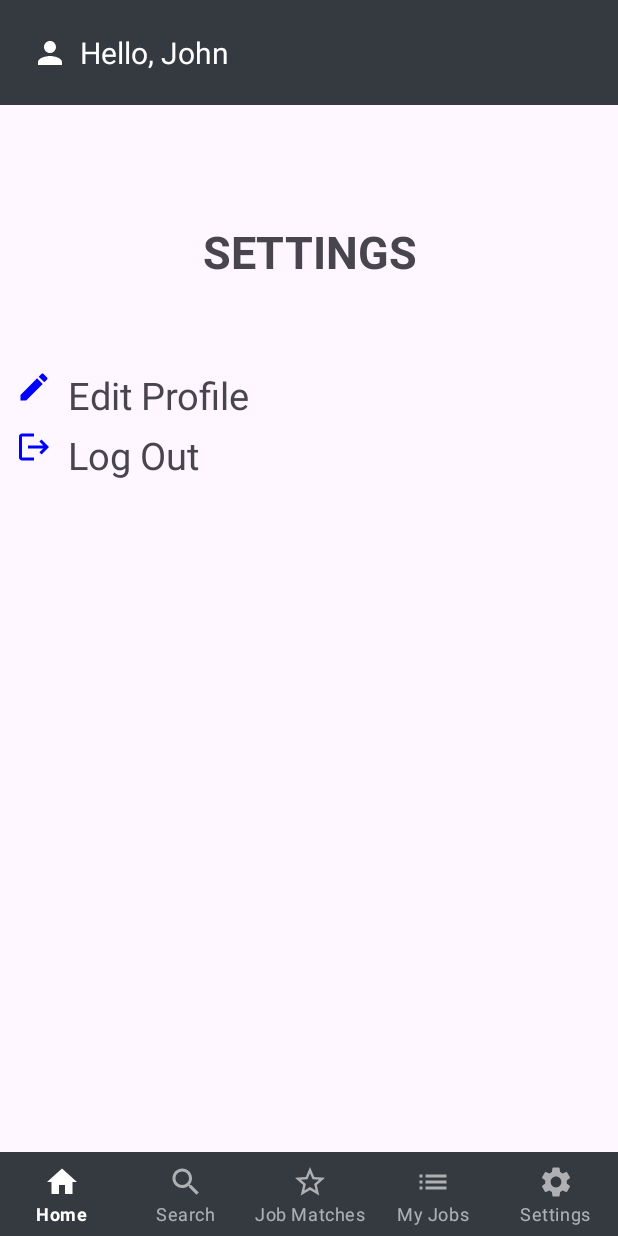
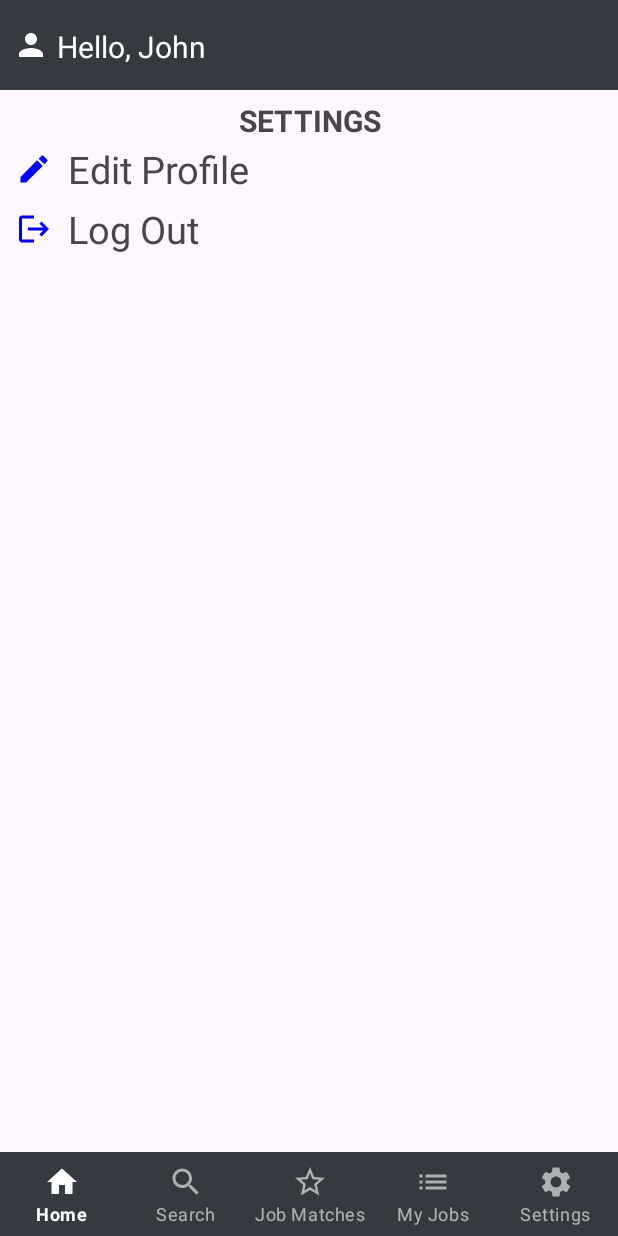
Before and after one commit to GDipSA55Team7/AD_Locum_MobileApp, an Android app: the fragment SettingsFragment placed in its activity, on a phone screen of 412 x 824 dp. Run offline under Robolectric (Android 15) with nearby library versions, the phone set to English and light mode, and no system bars; our stand-ins replace Shimmer; 8 statements that could not run were skipped.

Commit message:
modify history sorting and settings page

```diff
--- a/app/src/main/res/layout/activity_main.xml
+++ b/app/src/main/res/layout/activity_main.xml
@@ -9,15 +9,15 @@
     <androidx.constraintlayout.widget.ConstraintLayout
         android:id="@+id/topBar"
         android:layout_width="match_parent"
-        android:layout_height="70dp"
+        android:layout_height="60dp"
         android:background="@color/app_main_blue"
         app:layout_constraintEnd_toEndOf="parent"
         app:layout_constraintStart_toStartOf="parent"
         app:layout_constraintTop_toTopOf="parent">
 
         <ImageButton
-            android:layout_width="30dp"
-            android:layout_height="30dp"
+            android:layout_width="24dp"
+            android:layout_height="24dp"
             android:src="@drawable/ic_baseline_person_24"
             android:gravity="center_vertical"
             android:layout_marginRight="5dp"
@@ -37,9 +37,10 @@
             android:textSize="20dp"
             app:layout_constraintBottom_toBottomOf="parent"
             app:layout_constraintEnd_toEndOf="parent"
-            app:layout_constraintHorizontal_bias="0.203"
+            app:layout_constraintHorizontal_bias="0.145"
             app:layout_constraintStart_toStartOf="parent"
-            app:layout_constraintTop_toTopOf="parent" />
+            app:layout_constraintTop_toTopOf="parent"
+            app:layout_constraintVertical_bias="0.533" />
 
 
     </androidx.constraintlayout.widget.ConstraintLayout>
--- a/app/src/main/res/layout/fragment_settings.xml
+++ b/app/src/main/res/layout/fragment_settings.xml
@@ -5,20 +5,18 @@
     android:layout_height="match_parent"
     tools:context=".SettingsFragment">
 
-    <!-- TODO: Update blank fragment layout -->
     <LinearLayout
         android:layout_width="match_parent"
         android:layout_height="match_parent"
         android:orientation ="vertical"  >
         <TextView
             android:layout_width="match_parent"
-            android:layout_height="0dp"
-            android:layout_weight = "3"
+            android:layout_height="30dp"
             android:text="SETTINGS"
             android:layout_gravity="center"
             android:gravity="center"
-            android:textSize="30dp"
-            android:layout_marginTop="20dp"
+            android:textSize="20sp"
+            android:layout_marginTop="5dp"
             android:textStyle="bold"
         />
 
--- a/app/src/main/res/layout/settings_list_item.xml
+++ b/app/src/main/res/layout/settings_list_item.xml
@@ -11,6 +11,7 @@
         android:layout_width="0dp"
         android:layout_weight="1"
         android:layout_height="24dp"
+        android:layout_gravity="center"
          />
 
     <TextView
```
Also changed, not shown: app/src/main/java/sg/nus/iss/team7/locum/FireBase/PushNotificationService.java (+13 -0 lines), app/src/main/java/sg/nus/iss/team7/locum/HistoryJobChildFragment.java (+7 -1 lines), app/src/main/java/sg/nus/iss/team7/locum/HomeFragment.java (+4 -5 lines).
